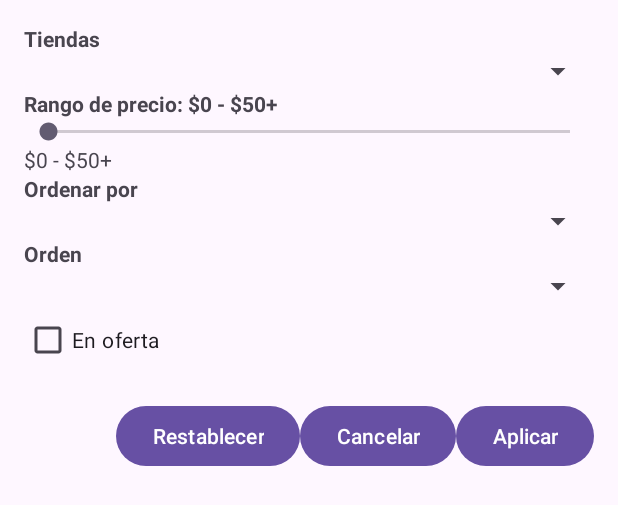
After one commit to NicoA-alt/TPO_DA1, an Android app: the layout fragment_filter.xml on its own in the app's theme, with its tools: preview values and no code run, on a phone screen of 412 x 824 dp. The commit adds this screen. Shown: the top 505 px of the screen. Run offline under Robolectric (Android 15) with nearby library versions, the phone set to English and light mode, and no system bars.

```diff
--- /dev/null
+++ b/app/src/main/java/com/example/tpo_da1/ui/ui/FilterFragment.kt
@@ -0,0 +1,16 @@
+package com.example.tpo_da1.ui.ui
+
+import android.os.Bundle
+import androidx.fragment.app.Fragment
+import android.view.LayoutInflater
+import android.view.View
+import android.view.ViewGroup
+import android.widget.SeekBar
+import com.example.tpo_da1.R
+import com.example.tpo_da1.databinding.FragmentFilterBinding
+
+
+class FilterFragment : Fragment() {
+
+
+}
--- a/app/src/main/java/com/example/tpo_da1/ui/ui/HomeFragment.kt
+++ b/app/src/main/java/com/example/tpo_da1/ui/ui/HomeFragment.kt
@@ -102,6 +102,9 @@ class HomeFragment : Fragment() {
                 binding.noResultsLayout.visibility = View.GONE
                 binding.recyclerProduct.visibility = View.VISIBLE
                 dealsAdapter.setDeals(deals)
+                if (dealsViewModel.currentPage == 0) {
+                    binding.recyclerProduct.scrollToPosition(0)
+                }
             }
             dealsAdapter.showLoader(false)
             isLoading = false
@@ -111,6 +114,7 @@ class HomeFragment : Fragment() {
         }
     }
 
+
     override fun onDestroyView() {
         super.onDestroyView()
         _binding = null
--- /dev/null
+++ b/app/src/main/res/layout/fragment_filter.xml
@@ -0,0 +1,90 @@
+<?xml version="1.0" encoding="utf-8"?>
+<LinearLayout xmlns:android="http://schemas.android.com/apk/res/android"
+    android:layout_width="match_parent"
+    android:layout_height="match_parent"
+    android:orientation="vertical"
+    android:padding="16dp">
+
+    <TextView
+        android:layout_width="wrap_content"
+        android:layout_height="wrap_content"
+        android:text="Tiendas"
+        android:textStyle="bold" />
+
+    <Spinner
+        android:id="@+id/spinnerStores"
+        android:layout_width="match_parent"
+        android:layout_height="wrap_content" />
+
+    <TextView
+        android:layout_width="wrap_content"
+        android:layout_height="wrap_content"
+        android:text="Rango de precio: $0 - $50+"
+        android:textStyle="bold" />
+
+    <SeekBar
+        android:id="@+id/seekBarPrice"
+        android:layout_width="match_parent"
+        android:layout_height="wrap_content"
+        android:max="50" />
+
+    <TextView
+        android:id="@+id/textViewPriceRange"
+        android:layout_width="wrap_content"
+        android:layout_height="wrap_content"
+        android:text="$0 - $50+" />
+
+    <TextView
+        android:layout_width="wrap_content"
+        android:layout_height="wrap_content"
+        android:text="Ordenar por"
+        android:textStyle="bold" />
+
+    <Spinner
+        android:id="@+id/spinnerOrderBy"
+        android:layout_width="match_parent"
+        android:layout_height="wrap_content" />
+
+    <TextView
+        android:layout_width="wrap_content"
+        android:layout_height="wrap_content"
+        android:text="Orden"
+        android:textStyle="bold" />
+
+    <Spinner
+        android:id="@+id/spinnerOrder"
+        android:layout_width="match_parent"
+        android:layout_height="wrap_content" />
+
+    <CheckBox
+        android:id="@+id/checkboxOnSale"
+        android:layout_width="wrap_content"
+        android:layout_height="wrap_content"
+        android:text="En oferta" />
+
+    <LinearLayout
+        android:layout_width="match_parent"
+        android:layout_height="wrap_content"
+        android:orientation="horizontal"
+        android:gravity="end"
+        android:layout_marginTop="16dp">
+
+        <Button
+            android:id="@+id/buttonReset"
+            android:layout_width="wrap_content"
+            android:layout_height="wrap_content"
+            android:text="Restablecer" />
+
+        <Button
+            android:id="@+id/buttonCancel"
+            android:layout_width="wrap_content"
+            android:layout_height="wrap_content"
+            android:text="Cancelar" />
+
+        <Button
+            android:id="@+id/buttonApply"
+            android:layout_width="wrap_content"
+            android:layout_height="wrap_content"
+            android:text="Aplicar" />
+    </LinearLayout>
+</LinearLayout>
--- a/app/src/main/res/layout/fragment_home.xml
+++ b/app/src/main/res/layout/fragment_home.xml
@@ -20,7 +20,9 @@
                 android:layout_width="0dp"
                 android:layout_height="wrap_content"
                 android:layout_weight="1"
-                android:padding="10dp" />
+                android:padding="10dp"
+                android:imeOptions="actionSearch"
+                android:inputType="text"/>
 
             <ImageButton
                 android:id="@+id/searchButton"
```
